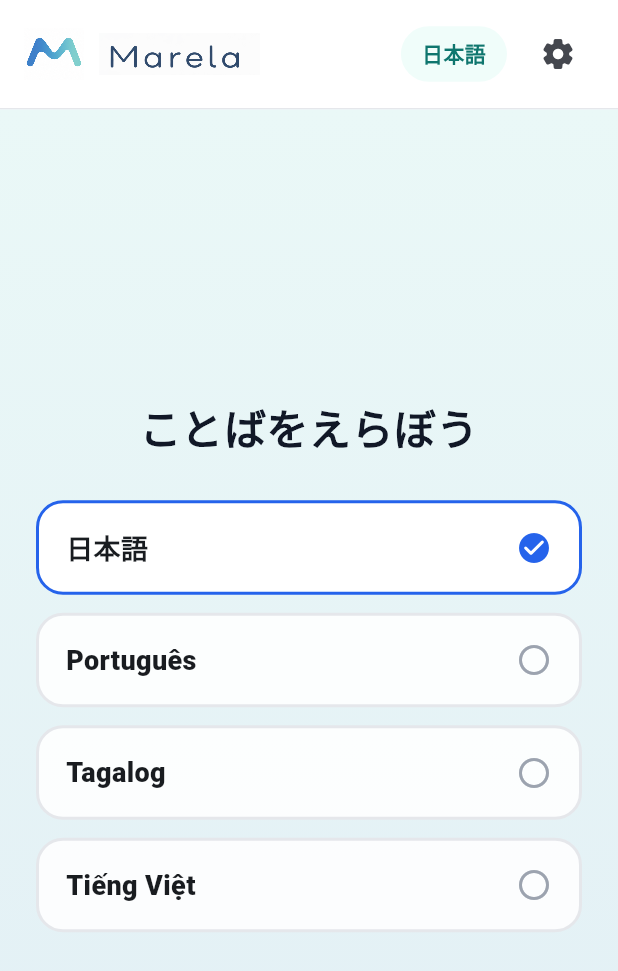
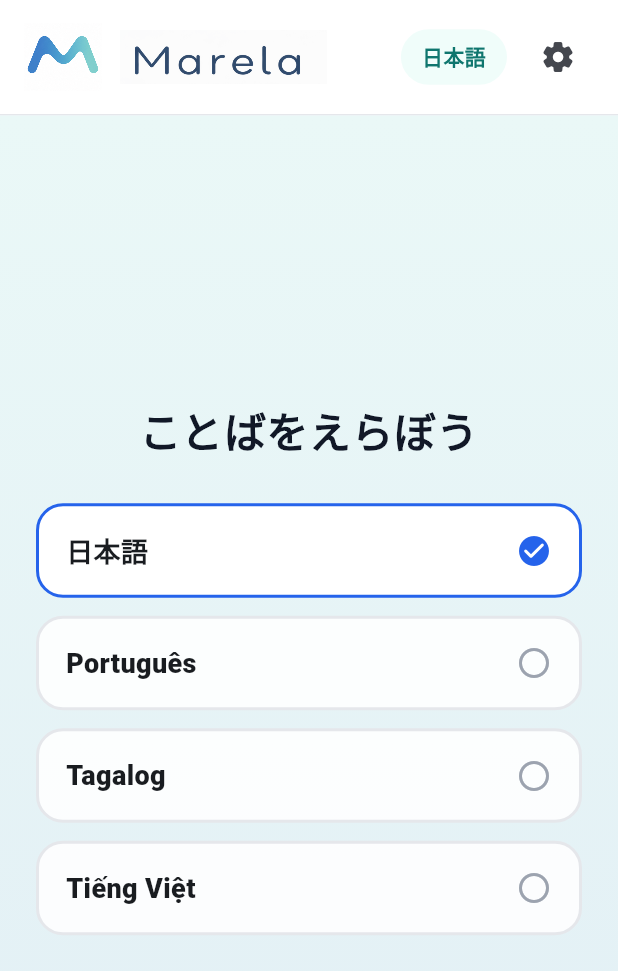
Before and after one commit to alex3333python/syuwa-study, a Flutter app: the screen it shows after launch, on a phone screen of 412 x 824 dp. Shown: the top 971 px of the screen. Run offline on Flutter 3.47's test engine with Material 3 defaults, Android fonts, the phone set to English and light mode, and no system bars; our stand-ins replace flutter_tts, shared_preferences, video_player; Roboto replaces fonts that are missing (GenInterfaceJP).

Commit message:
Enlarge the Marela icon and wordmark in the header.
Co-authored-by: Noeru Sugiyama <alex3333python@users.noreply.github.com>

```diff
--- a/lib/widgets/Header.dart
+++ b/lib/widgets/Header.dart
@@ -72,15 +72,15 @@ class _MarelaBrandMark extends StatelessWidget {
         children: [
           Image.asset(
             'assets/brand/marela_icon.png',
-            width: 40,
-            height: 40,
+            width: 52,
+            height: 52,
             fit: BoxFit.contain,
             filterQuality: FilterQuality.high,
           ),
-          const SizedBox(width: 10),
+          const SizedBox(width: 12),
           Image.asset(
             'assets/brand/marela_wordmark.png',
-            height: 28,
+            height: 36,
             fit: BoxFit.contain,
             filterQuality: FilterQuality.high,
           ),
```
